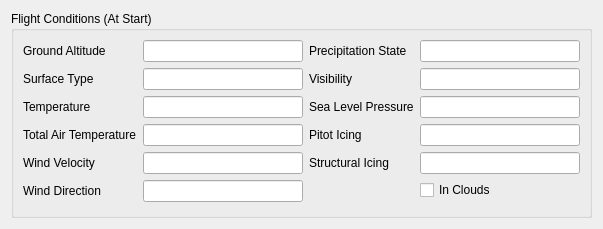
Above: src/UserInterface/src/Widgets/FlightConditionWidget.ui from till213/SkyDolly before the change. Below: the same form after it.
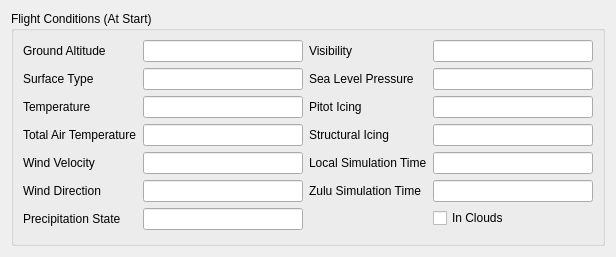
That is the form after the change.

Commit message: Request local and zulu time

```diff
--- a/src/UserInterface/src/Widgets/FlightConditionWidget.ui
+++ b/src/UserInterface/src/Widgets/FlightConditionWidget.ui
@@ -6,8 +6,8 @@
    <rect>
     <x>0</x>
     <y>0</y>
-    <width>583</width>
-    <height>226</height>
+    <width>598</width>
+    <height>254</height>
    </rect>
   </property>
   <property name="windowTitle">
@@ -145,111 +145,31 @@
           </property>
          </widget>
         </item>
+        <item row="6" column="0">
+         <widget class="QLabel" name="label_19">
+          <property name="text">
+           <string>Precipitation State</string>
+          </property>
+         </widget>
+        </item>
+        <item row="6" column="1">
+         <widget class="QLineEdit" name="precipitationStateLineEdit">
+          <property name="minimumSize">
+           <size>
+            <width>160</width>
+            <height>0</height>
+           </size>
+          </property>
+          <property name="readOnly">
+           <bool>true</bool>
+          </property>
+         </widget>
+        </item>
        </layout>
       </item>
       <item row="0" column="1">
        <layout class="QFormLayout" name="formLayout_2">
-        <item row="0" column="0">
-         <widget class="QLabel" name="label_19">
-          <property name="text">
-           <string>Precipitation State</string>
-          </property>
-         </widget>
-        </item>
-        <item row="0" column="1">
-         <widget class="QLineEdit" name="precipitationStateLineEdit">
-          <property name="minimumSize">
-           <size>
-            <width>160</width>
-            <height>0</height>
-           </size>
-          </property>
-          <property name="readOnly">
-           <bool>true</bool>
-          </property>
-         </widget>
-        </item>
-        <item row="1" column="0">
-         <widget class="QLabel" name="label_21">
-          <property name="text">
-           <string>Visibility</string>
-          </property>
-         </widget>
-        </item>
-        <item row="1" column="1">
-         <widget class="QLineEdit" name="visibilityLineEdit">
-          <property name="minimumSize">
-           <size>
-            <width>160</width>
-            <height>0</height>
-           </size>
-          </property>
-          <property name="readOnly">
-           <bool>true</bool>
-          </property>
-         </widget>
-        </item>
-        <item row="2" column="0">
-         <widget class="QLabel" name="label_22">
-          <property name="text">
-           <string>Sea Level Pressure</string>
-          </property>
-         </widget>
-        </item>
-        <item row="2" column="1">
-         <widget class="QLineEdit" name="seaLevelPressure">
-          <property name="minimumSize">
-           <size>
-            <width>160</width>
-            <height>0</height>
-           </size>
-          </property>
-          <property name="readOnly">
-           <bool>true</bool>
-          </property>
-         </widget>
-        </item>
-        <item row="3" column="0">
-         <widget class="QLabel" name="label_23">
-          <property name="text">
-           <string>Pitot Icing</string>
-          </property>
-         </widget>
-        </item>
-        <item row="3" column="1">
-         <widget class="QLineEdit" name="pitotIcingLineEdit">
-          <property name="minimumSize">
-           <size>
-            <width>160</width>
-            <height>0</height>
-           </size>
-          </property>
-          <property name="readOnly">
-           <bool>true</bool>
-          </property>
-         </widget>
-        </item>
-        <item row="4" column="0">
-         <widget class="QLabel" name="label_25">
-          <property name="text">
-           <string>Structural Icing</string>
-          </property>
-         </widget>
-        </item>
-        <item row="4" column="1">
-         <widget class="QLineEdit" name="structuralIcingLineEdit">
-          <property name="minimumSize">
-           <size>
-            <width>160</width>
-            <height>0</height>
-           </size>
-          </property>
-          <property name="readOnly">
-           <bool>true</bool>
-          </property>
-         </widget>
-        </item>
-        <item row="5" column="1">
+        <item row="6" column="1">
          <widget class="QCheckBox" name="inCloudsCheckBox">
           <property name="enabled">
            <bool>true</bool>
@@ -271,7 +191,7 @@
           </property>
          </widget>
         </item>
-        <item row="6" column="1">
+        <item row="7" column="1">
          <spacer name="verticalSpacer">
           <property name="orientation">
            <enum>Qt::Vertical</enum>
@@ -284,6 +204,114 @@
           </property>
          </spacer>
         </item>
+        <item row="1" column="0">
+         <widget class="QLabel" name="label_22">
+          <property name="text">
+           <string>Sea Level Pressure</string>
+          </property>
+         </widget>
+        </item>
+        <item row="1" column="1">
+         <widget class="QLineEdit" name="seaLevelPressure">
+          <property name="minimumSize">
+           <size>
+            <width>160</width>
+            <height>0</height>
+           </size>
+          </property>
+          <property name="readOnly">
+           <bool>true</bool>
+          </property>
+         </widget>
+        </item>
+        <item row="2" column="0">
+         <widget class="QLabel" name="label_23">
+          <property name="text">
+           <string>Pitot Icing</string>
+          </property>
+         </widget>
+        </item>
+        <item row="2" column="1">
+         <widget class="QLineEdit" name="pitotIcingLineEdit">
+          <property name="minimumSize">
+           <size>
+            <width>160</width>
+            <height>0</height>
+           </size>
+          </property>
+          <property name="readOnly">
+           <bool>true</bool>
+          </property>
+         </widget>
+        </item>
+        <item row="3" column="0">
+         <widget class="QLabel" name="label_25">
+          <property name="text">
+           <string>Structural Icing</string>
+          </property>
+         </widget>
+        </item>
+        <item row="3" column="1">
+         <widget class="QLineEdit" name="structuralIcingLineEdit">
+          <property name="minimumSize">
+           <size>
+            <width>160</width>
+            <height>0</height>
+           </size>
+          </property>
+          <property name="readOnly">
+           <bool>true</bool>
+          </property>
+         </widget>
+        </item>
+        <item row="4" column="0">
+         <widget class="QLabel" name="label">
+          <property name="text">
+           <string>Local Simulation Time</string>
+          </property>
+         </widget>
+        </item>
+        <item row="5" column="0">
+         <widget class="QLabel" name="label_2">
+          <property name="text">
+           <string>Zulu Simulation Time</string>
+          </property>
+         </widget>
+        </item>
+        <item row="4" column="1">
+         <widget class="QLineEdit" name="localSimulationTimeLineEdit">
+          <property name="readOnly">
+           <bool>true</bool>
+          </property>
+         </widget>
+        </item>
+        <item row="5" column="1">
+         <widget class="QLineEdit" name="zuluSimulationTimeLineEdit">
+          <property name="readOnly">
+           <bool>true</bool>
+          </property>
+         </widget>
+        </item>
+        <item row="0" column="0">
+         <widget class="QLabel" name="label_21">
+          <property name="text">
+           <string>Visibility</string>
+          </property>
+         </widget>
+        </item>
+        <item row="0" column="1">
+         <widget class="QLineEdit" name="visibilityLineEdit">
+          <property name="minimumSize">
+           <size>
+            <width>160</width>
+            <height>0</height>
+           </size>
+          </property>
+          <property name="readOnly">
+           <bool>true</bool>
+          </property>
+         </widget>
+        </item>
        </layout>
       </item>
      </layout>
```
The commit also changes 10 other files.
